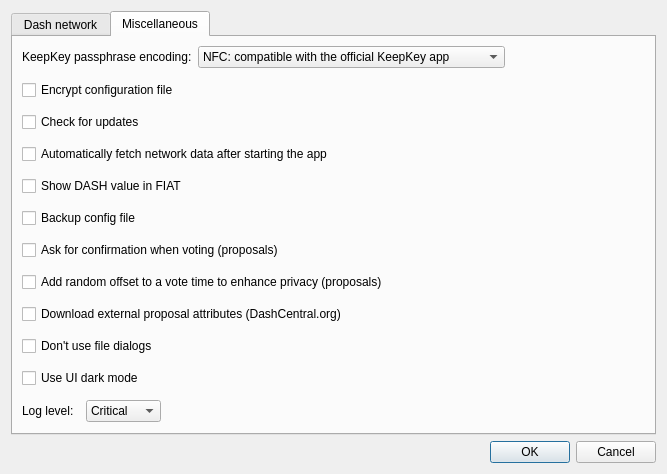
This is src/ui/ui_config_dlg.ui in Bertrand256/dash-masternode-tool as Qt 5 draws it before an edit. The edited form follows.
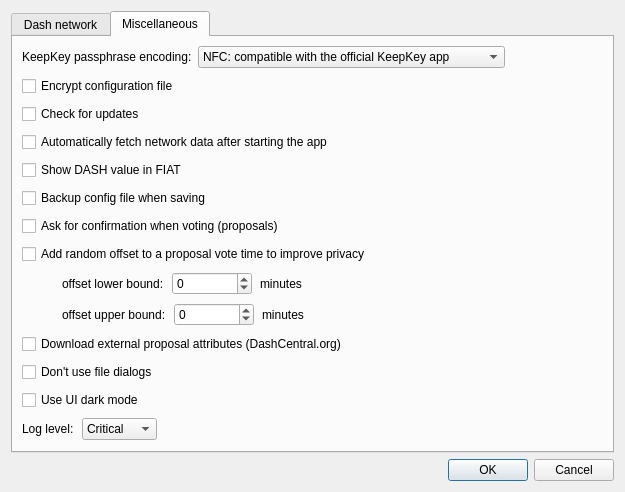
This is the edited form.

Commit message: Adding configuration options for lower/upper bounds of the voting time random offset.

What changed in the file:
```diff
--- a/src/ui/ui_config_dlg.ui
+++ b/src/ui/ui_config_dlg.ui
@@ -9,8 +9,8 @@
    <rect>
     <x>0</x>
     <y>0</y>
-    <width>667</width>
-    <height>445</height>
+    <width>625</width>
+    <height>480</height>
    </rect>
   </property>
   <property name="windowTitle">
@@ -317,7 +317,7 @@
       </attribute>
       <layout class="QVBoxLayout" name="verticalLayout_2">
        <property name="spacing">
-        <number>12</number>
+        <number>8</number>
        </property>
        <item>
         <widget class="QWidget" name="wdgKeepkeyPassEncoding" native="true">
@@ -417,7 +417,7 @@
           <string>If checked, old config file will be saved when changing configuration</string>
          </property>
          <property name="text">
-          <string>Backup config file</string>
+          <string>Backup config file when saving</string>
          </property>
         </widget>
        </item>
@@ -431,10 +431,142 @@
        <item>
         <widget class="QCheckBox" name="chbAddRandomOffsetToVotingTime">
          <property name="text">
-          <string>Add random offset to a vote time to enhance privacy (proposals)</string>
+          <string>Add random offset to a proposal vote time to improve privacy</string>
          </property>
         </widget>
        </item>
+       <item>
+        <layout class="QHBoxLayout" name="horizontalLayout_4">
+         <item>
+          <spacer name="horizontalSpacer_2">
+           <property name="orientation">
+            <enum>Qt::Horizontal</enum>
+           </property>
+           <property name="sizeType">
+            <enum>QSizePolicy::Fixed</enum>
+           </property>
+           <property name="sizeHint" stdset="0">
+            <size>
+             <width>40</width>
+             <height>20</height>
+            </size>
+           </property>
+          </spacer>
+         </item>
+         <item>
+          <widget class="QLabel" name="label_3">
+           <property name="text">
+            <string>offset lower bound:</string>
+           </property>
+          </widget>
+         </item>
+         <item>
+          <widget class="QSpinBox" name="edtVoteTimeOffsetLower">
+           <property name="minimumSize">
+            <size>
+             <width>80</width>
+             <height>0</height>
+            </size>
+           </property>
+           <property name="toolTip">
+            <string>Lower range of voting time offset. It can be from -720 to + 720 minutes (-+ 12h).</string>
+           </property>
+           <property name="minimum">
+            <number>-720</number>
+           </property>
+           <property name="maximum">
+            <number>720</number>
+           </property>
+          </widget>
+         </item>
+         <item>
+          <widget class="QLabel" name="label_5">
+           <property name="text">
+            <string>minutes</string>
+           </property>
+          </widget>
+         </item>
+         <item>
+          <spacer name="horizontalSpacer_6">
+           <property name="orientation">
+            <enum>Qt::Horizontal</enum>
+           </property>
+           <property name="sizeHint" stdset="0">
+            <size>
+             <width>40</width>
+             <height>20</height>
+            </size>
+           </property>
+          </spacer>
+         </item>
+        </layout>
+       </item>
+       <item>
+        <layout class="QHBoxLayout" name="horizontalLayout_5">
+         <item>
+          <spacer name="horizontalSpacer_8">
+           <property name="orientation">
+            <enum>Qt::Horizontal</enum>
+           </property>
+           <property name="sizeType">
+            <enum>QSizePolicy::Fixed</enum>
+           </property>
+           <property name="sizeHint" stdset="0">
+            <size>
+             <width>40</width>
+             <height>20</height>
+            </size>
+           </property>
+          </spacer>
+         </item>
+         <item>
+          <widget class="QLabel" name="label_4">
+           <property name="text">
+            <string>offset upper bound:</string>
+           </property>
+          </widget>
+         </item>
+         <item>
+          <widget class="QSpinBox" name="edtVoteTimeOffsetUpper">
+           <property name="minimumSize">
+            <size>
+             <width>80</width>
+             <height>0</height>
+            </size>
+           </property>
+           <property name="toolTip">
+            <string>Lower range of voting time offset. It can be from -720 to + 720 minutes (-+ 12h).</string>
+           </property>
+           <property name="minimum">
+            <number>-720</number>
+           </property>
+           <property name="maximum">
+            <number>720</number>
+           </property>
+          </widget>
+         </item>
+         <item>
+          <widget class="QLabel" name="label_6">
+           <property name="text">
+            <string>minutes</string>
+           </property>
+          </widget>
+         </item>
+         <item>
+          <spacer name="horizontalSpacer_7">
+           <property name="orientation">
+            <enum>Qt::Horizontal</enum>
+           </property>
+           <property name="sizeHint" stdset="0">
+            <size>
+             <width>40</width>
+             <height>20</height>
+            </size>
+           </property>
+          </spacer>
+         </item>
+        </layout>
+       </item>
        <item>
         <widget class="QCheckBox" name="chbDownloadProposalExternalData">
          <property name="text">
```
The commit also changes 7 other files.
